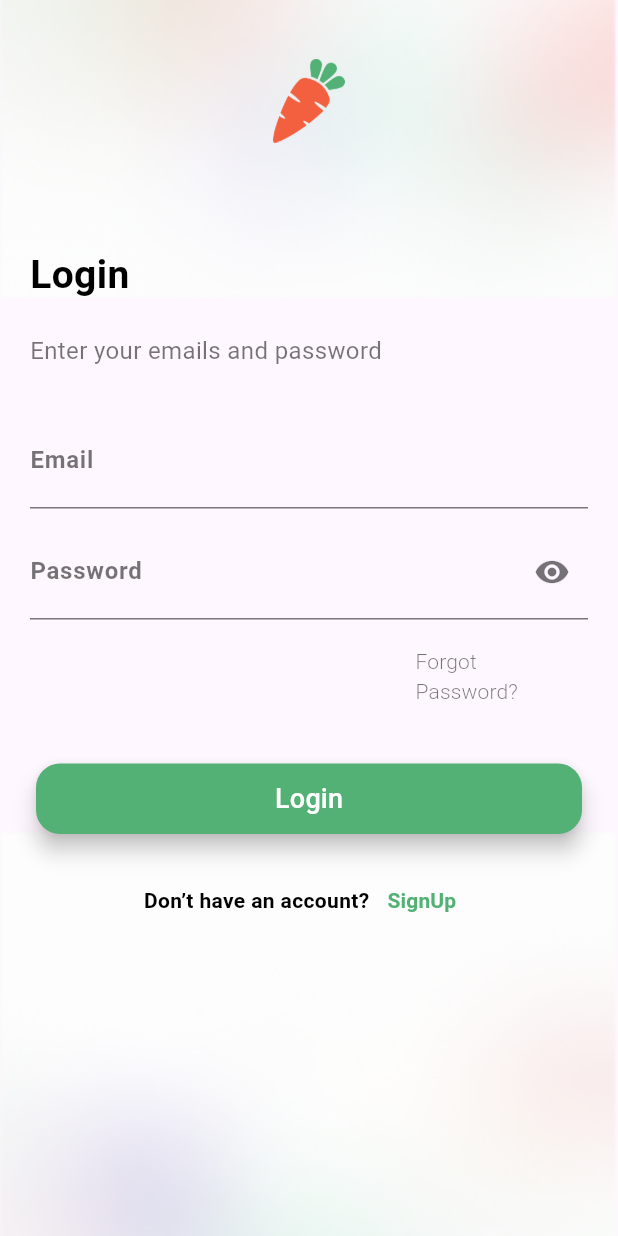
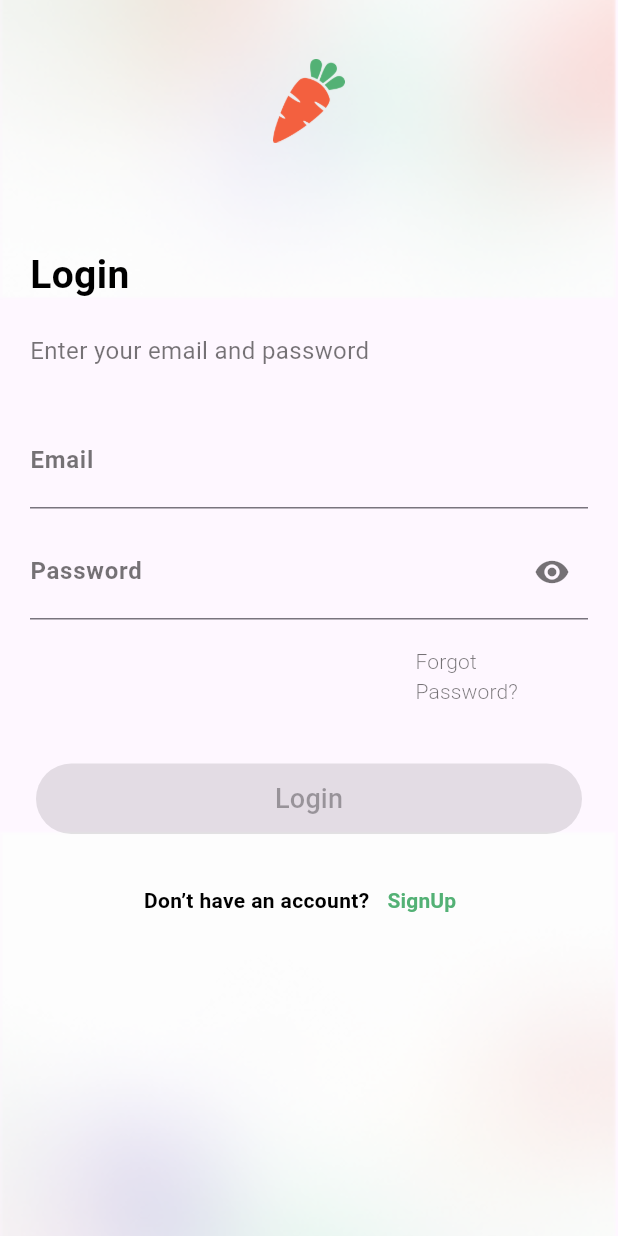
Before and after one commit to ChauKnockUI/Online-Groceries-App, a Flutter app: the screen it shows after launch, on a phone screen of 412 x 824 dp. Run offline on Flutter 3.47's test engine with Material 3 defaults, Android fonts, the phone set to English and light mode, and no system bars; our stand-ins replace flutter_bloc.

Commit message:
chore: update login button status

```diff
--- a/lib/blocs/login/login_state.dart
+++ b/lib/blocs/login/login_state.dart
@@ -2,11 +2,13 @@ class LoginState {
   final bool isEmailInvalid;
   final bool isPasswordInvalid;
   final bool loginSuccess;
+  final bool isLoginButtonEnabled;
 
   LoginState({
     this.isEmailInvalid = false,
     this.isPasswordInvalid = false,
     this.loginSuccess = false,
+    this.isLoginButtonEnabled = false,
   });
 
   factory LoginState.initial() {
@@ -14,6 +16,7 @@ class LoginState {
       isEmailInvalid: false,
       isPasswordInvalid: false,
       loginSuccess: false,
+      isLoginButtonEnabled: false,
     );
   }
 
@@ -21,11 +24,13 @@ class LoginState {
     bool? isEmailInvalid,
     bool? isPasswordInvalid,
     bool? loginSuccess,
+    bool? isLoginButtonEnabled,
   }) {
     return LoginState(
       isEmailInvalid: isEmailInvalid ?? this.isEmailInvalid,
       isPasswordInvalid: isPasswordInvalid ?? this.isPasswordInvalid,
       loginSuccess: loginSuccess ?? this.loginSuccess,
+      isLoginButtonEnabled: isLoginButtonEnabled ?? this.isLoginButtonEnabled,
     );
   }
 }
--- a/lib/login.dart
+++ b/lib/login.dart
@@ -1,6 +1,8 @@
 import 'package:flutter/material.dart';
+import 'package:flutter_bloc/flutter_bloc.dart';
+import 'package:training_project/blocs/login/login_cubit.dart';
+import 'package:training_project/blocs/login/login_state.dart';
 import 'package:training_project/routers/app_routes.dart';
-
 
 class Login extends StatefulWidget {
   const Login({super.key});
@@ -11,39 +13,50 @@ class Login extends StatefulWidget {
 
 class _LoginWidgetState extends State<Login> {
   bool showPassword = false;
-  TextEditingController _emailController = new TextEditingController();
-  TextEditingController _passwordController = new TextEditingController();
-  var _emailInvalid = false;
-  var _passwordInvalid = false;
+  final TextEditingController _emailController = TextEditingController();
+  final TextEditingController _passwordController = TextEditingController();
+
   @override
   Widget build(BuildContext context) {
-    return  Scaffold(
-        body: Container(
+    return Scaffold(
+      body: BlocListener<LoginCubit, LoginState>(
+        listener: (context, state) {
+          if (state.loginSuccess) {
+            Navigator.pushNamed(context, AppRoutes.home);
+            context
+                .read<LoginCubit>()
+                .resetSuccess(); // Reset lại sau login thành công
+          }
+        },
+        child: Container(
           constraints: const BoxConstraints.expand(),
           padding: const EdgeInsets.only(left: 20, right: 20, bottom: 200),
-          decoration: BoxDecoration(
+          decoration: const BoxDecoration(
             image: DecorationImage(
               image: AssetImage('lib/assets/images/backgroundImage.png'),
               fit: BoxFit.cover,
             ),
           ),
+          child: SingleChildScrollView(
+            reverse: true,
             child: Column(
               mainAxisAlignment: MainAxisAlignment.end,
               crossAxisAlignment: CrossAxisAlignment.start,
               children: <Widget>[
-              Padding(
-                padding: const EdgeInsets.only(bottom: 70),
+                const Padding(
+                  padding: EdgeInsets.only(bottom: 70),
                   child: Center(
                     child: SizedBox(
                       width: 47.84,
                       height: 55.64,
-                    child: Image.asset('lib/assets/images/carrot.png'),
+                      child: Image(
+                        image: AssetImage('lib/assets/images/carrot.png'),
                       ),
                     ),
                   ),
-
-              Padding(
-                padding: const EdgeInsets.only(bottom: 20),
+                ),
+                const Padding(
+                  padding: EdgeInsets.only(bottom: 20),
                   child: Text(
                     'Login',
                     style: TextStyle(
@@ -53,27 +66,37 @@ class _LoginWidgetState extends State<Login> {
                     ),
                   ),
                 ),
-              Padding(
-                padding: const EdgeInsets.only(bottom: 30),
+                const Padding(
+                  padding: EdgeInsets.only(bottom: 30),
                   child: Text(
-                  'Enter your emails and password',
+                    'Enter your email and password',
                     style: TextStyle(fontSize: 16, color: Colors.black54),
                   ),
                 ),
+
+                BlocBuilder<LoginCubit, LoginState>(
+                  builder: (context, state) {
+                    return Column(
+                      children: [
                         Padding(
-
-                padding: EdgeInsets.only(bottom: 10),
+                          padding: const EdgeInsets.only(bottom: 10),
                           child: TextField(
                             controller: _emailController,
-                  style: TextStyle( height: 2,
-                    color: Colors.black,
-                    fontSize: 16,
-                    fontWeight: FontWeight.w400,
+                            style: const TextStyle(height: 2),
+                            onChanged:
+                                (_) =>
+                                    context.read<LoginCubit>().onInputChanged(
+                                      _emailController.text,
+                                      _passwordController.text,
                                     ),
                             decoration: InputDecoration(
                               labelText: 'Email',
-                    errorText: _emailInvalid ? 'Please enter email in correct format' : null,
-                    labelStyle: TextStyle( height: 2,
+                              errorText:
+                                  state.isEmailInvalid
+                                      ? 'Please enter email in correct format'
+                                      : null,
+                              labelStyle: const TextStyle(
+                                height: 2,
                                 color: Colors.black54,
                                 fontSize: 16,
                                 fontWeight: FontWeight.w600,
@@ -82,24 +105,38 @@ class _LoginWidgetState extends State<Login> {
                           ),
                         ),
                         Padding(
-                padding: EdgeInsets.only(bottom: 10),
+                          padding: const EdgeInsets.only(bottom: 10),
                           child: TextField(
                             controller: _passwordController,
-                  style: TextStyle( height: 2,
-                    color: Colors.black,
-                    fontSize: 16,
-                    fontWeight: FontWeight.w400,
+                            obscureText: !showPassword,
+                            style: const TextStyle(height: 2),
+                            onChanged:
+                                (_) =>
+                                    context.read<LoginCubit>().onInputChanged(
+                                      _emailController.text,
+                                      _passwordController.text,
                                     ),
-                  obscureText: !showPassword,
                             decoration: InputDecoration(
                               labelText: 'Password',
-                    suffixIcon: IconButton(icon: Icon(showPassword?Icons.visibility_off:Icons.visibility, color: Colors.black54,), onPressed: () {
+                              suffixIcon: IconButton(
+                                icon: Icon(
+                                  showPassword
+                                      ? Icons.visibility_off
+                                      : Icons.visibility,
+                                  color: Colors.black54,
+                                ),
+                                onPressed: () {
                                   setState(() {
                                     showPassword = !showPassword;
                                   });
-                    },),
-                    errorText: _passwordInvalid ? 'Invalid password' : null,
-                    labelStyle: TextStyle(height: 2,
+                                },
+                              ),
+                              errorText:
+                                  state.isPasswordInvalid
+                                      ? 'Invalid password'
+                                      : null,
+                              labelStyle: const TextStyle(
+                                height: 2,
                                 color: Colors.black54,
                                 fontSize: 16,
                                 fontWeight: FontWeight.w600,
@@ -107,36 +144,66 @@ class _LoginWidgetState extends State<Login> {
                             ),
                           ),
                         ),
+                      ],
+                    );
+                  },
+                ),
+
                 Container(
-                padding: EdgeInsets.only(left: 245,bottom: 30),
+                  padding: const EdgeInsets.only(left: 245, bottom: 30),
                   child: TextButton(
                     onPressed: () {
-                    print('Nút được bấm!');
+                      print('Forgot Password pressed!');
                     },
-                  child: Text(
+                    child: const Text(
                       'Forgot Password?',
-                    style: TextStyle(color: Colors.black54, fontSize: 14, fontWeight: FontWeight.w300),
+                      style: TextStyle(
+                        color: Colors.black54,
+                        fontSize: 14,
+                        fontWeight: FontWeight.w300,
                       ),
                     ),
                   ),
+                ),
+
                 Center(
                   child: Container(
                     width: 364,
                     height: 67,
-                  padding: EdgeInsets.only(bottom: 20),
-                  child: FloatingActionButton(
-                    onPressed:()=> loginButtonPressed(),
-                    child: Text('Login',style: TextStyle(fontSize: 18),),
-                    backgroundColor: Color(0xFF53B175),
+                    padding: const EdgeInsets.only(bottom: 20),
+                    child: BlocBuilder<LoginCubit, LoginState>(
+                      builder: (context, state) {
+                        // Kiểm tra trạng thái để xác định có thể nhấn nút hay không
+                        return ElevatedButton(
+                          onPressed: state.isLoginButtonEnabled? () {
+                            context.read<LoginCubit>().onInputChanged(
+                              _emailController.text,
+                              _passwordController.text,
+                            );
+                            context.read<LoginCubit>().login(
+                              _emailController.text,
+                              _passwordController.text,
+                            ); // thực hiện đăng nhập
+                          }: null,
+                          style: ElevatedButton.styleFrom(
+                            backgroundColor: state.isLoginButtonEnabled? const Color(0xFF53B175): Colors.grey,
                             foregroundColor: Colors.white,
+                            minimumSize: const Size(double.infinity, 60),
+                          ),
+                          child: const Text(
+                            'Login',
+                            style: TextStyle(fontSize: 18),
+                          ),
+                        );
+                      }
                     ),
                   ),
                 ),
+
                 Row(
                   mainAxisAlignment: MainAxisAlignment.center,
-                crossAxisAlignment: CrossAxisAlignment.center,
                   children: [
-                  Text(
+                    const Text(
                       'Don’t have an account?',
                       style: TextStyle(
                         fontSize: 14,
@@ -145,8 +212,10 @@ class _LoginWidgetState extends State<Login> {
                       ),
                     ),
                     TextButton(
-                    onPressed: ()=>{signUpButtonPressed()},
-                    child: Text(
+                      onPressed: () {
+                        Navigator.pushNamed(context, AppRoutes.signup);
+                      },
+                      child: const Text(
                         'SignUp',
                         style: TextStyle(
                           fontSize: 14,
@@ -160,38 +229,8 @@ class _LoginWidgetState extends State<Login> {
               ],
             ),
           ),
+        ),
+      ),
     );
-
-  }
-  void loginButtonPressed() {
-    setState(() {
-    _emailInvalid = false;
-    _passwordInvalid = false;
-  });
-    if (!(_emailController.text.length>11) || !_emailController.text.endsWith('@gmail.com') ) {
-      setState(() {
-        _emailInvalid = true;
-      });
-    }
-    if (!(_passwordController.text.contains(RegExp(r'[A-Z]')))|| !(_passwordController.text.contains(RegExp(r'[a-z]')))||!(_passwordController.text.contains(RegExp(r'[0-9]'))) || _passwordController.text.length < 6) {
-      setState(() {
-        _passwordInvalid = true;
-      });
-    }
-    if (!_emailInvalid && !_passwordInvalid) {
-      // Perform login action
-      print('Login button pressed');
-      print('Email: ${_emailController.text}');
-      print('Password: ${_passwordController.text}');
-      // Navigate to the next screen
-      Navigator.pushNamed(context, AppRoutes.home);
-    } else {
-      // Show error message
-      print('Invalid email or password');
   }
 }
-  void signUpButtonPressed() {
-    Navigator.pushNamed(context, AppRoutes.signup);
-  }
-
-}
```
Also changed, not shown: lib/blocs/login/login_cubit.dart (+29 -11 lines). Lines whose indentation alone changed are shown as unchanged.
